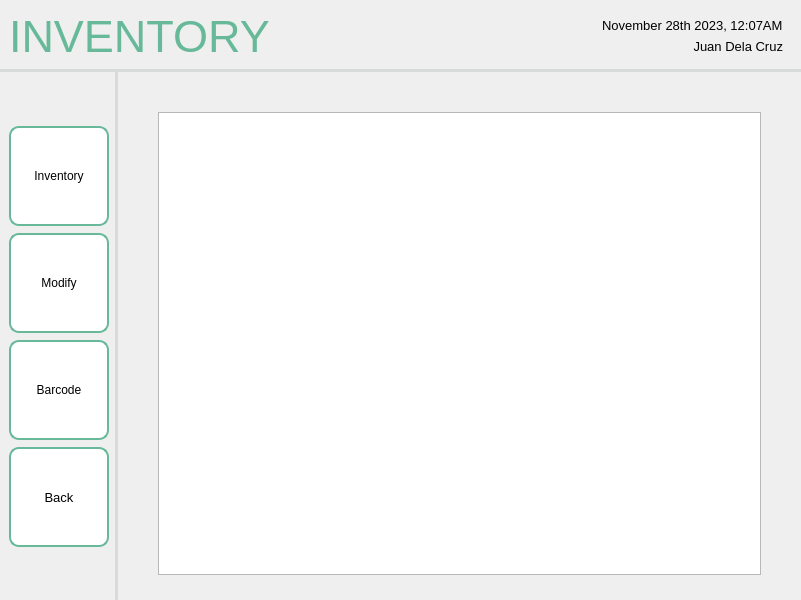
The window that screens/ui/employee_ui/employee_inventory/inventory_Table.ui (sehae/POS-with-Inventory-System) describes before a commit, drawn with Qt 5.
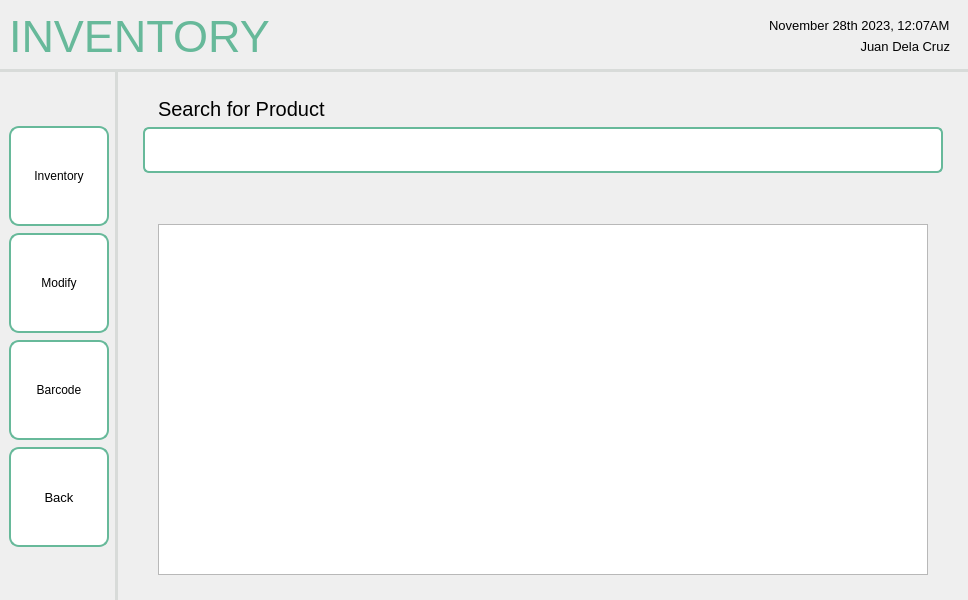
The same window after the commit. Icons and pictures are not drawn.

Commit message:
Error Handling & Search Function in Inventory Module
gugugagaguguga100 hipak for the win

The edit to the form file:
```diff
--- a/screens/ui/employee_ui/employee_inventory/inventory_Table.ui
+++ b/screens/ui/employee_ui/employee_inventory/inventory_Table.ui
@@ -377,6 +377,68 @@
           <property name="bottomMargin">
            <number>25</number>
           </property>
+          <item>
+           <widget class="QLabel" name="searchLBL">
+            <property name="font">
+             <font>
+              <pointsize>15</pointsize>
+             </font>
+            </property>
+            <property name="text">
+             <string>Search for Product</string>
+            </property>
+            <property name="indent">
+             <number>15</number>
+            </property>
+           </widget>
+          </item>
+          <item>
+           <widget class="QLineEdit" name="searchFIELD">
+            <property name="sizePolicy">
+             <sizepolicy hsizetype="Fixed" vsizetype="Fixed">
+              <horstretch>0</horstretch>
+              <verstretch>0</verstretch>
+             </sizepolicy>
+            </property>
+            <property name="minimumSize">
+             <size>
+              <width>800</width>
+              <height>46</height>
+             </size>
+            </property>
+            <property name="maximumSize">
+             <size>
+              <width>800</width>
+              <height>46</height>
+             </size>
+            </property>
+            <property name="styleSheet">
+             <string notr="true">QLineEdit {
+    padding: 5px;
+    border: 2px solid #67B99A;
+    border-radius: 6px;
+    background-color: #FFFFFF;
+    selection-background-color: darkgray;
+}</string>
+            </property>
+           </widget>
+          </item>
+          <item>
+           <spacer name="verticalSpacer_4">
+            <property name="orientation">
+             <enum>Qt::Vertical</enum>
+            </property>
+            <property name="sizeType">
+             <enum>QSizePolicy::Fixed</enum>
+            </property>
+            <property name="sizeHint" stdset="0">
+             <size>
+              <width>20</width>
+              <height>30</height>
+             </size>
+            </property>
+           </spacer>
+          </item>
           <item>
            <widget class="QWidget" name="widget_2" native="true">
             <layout class="QHBoxLayout" name="horizontalLayout_5">
```
The commit also changes 35 other files.
